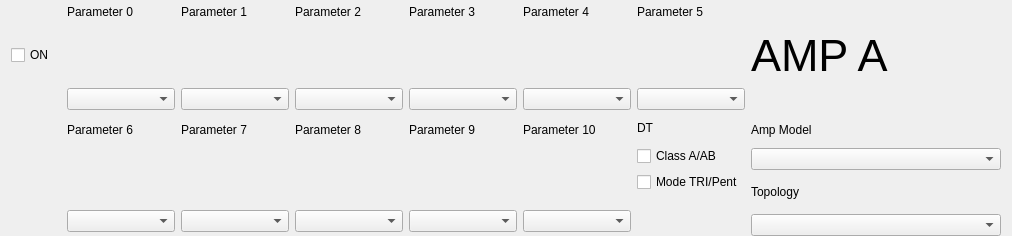
Old version of the form ui/amp.ui in the repository StarAurryon/lpedit.
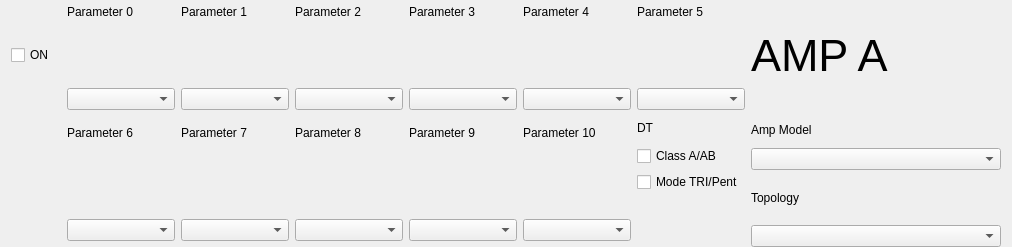
New version of the form.

Commit message: Initial amp support for the UI

What changed in the file:
```diff
--- a/ui/amp.ui
+++ b/ui/amp.ui
@@ -7,19 +7,19 @@
     <x>0</x>
     <y>0</y>
     <width>1012</width>
-    <height>236</height>
+    <height>247</height>
    </rect>
   </property>
   <property name="minimumSize">
    <size>
     <width>0</width>
-    <height>100</height>
+    <height>247</height>
    </size>
   </property>
   <property name="maximumSize">
    <size>
     <width>16777215</width>
-    <height>16777215</height>
+    <height>252</height>
    </size>
   </property>
   <property name="windowTitle">
```
Left out of the diff: 2 changed lines with no effect on the pictures. The commit also changes 6 other files.
